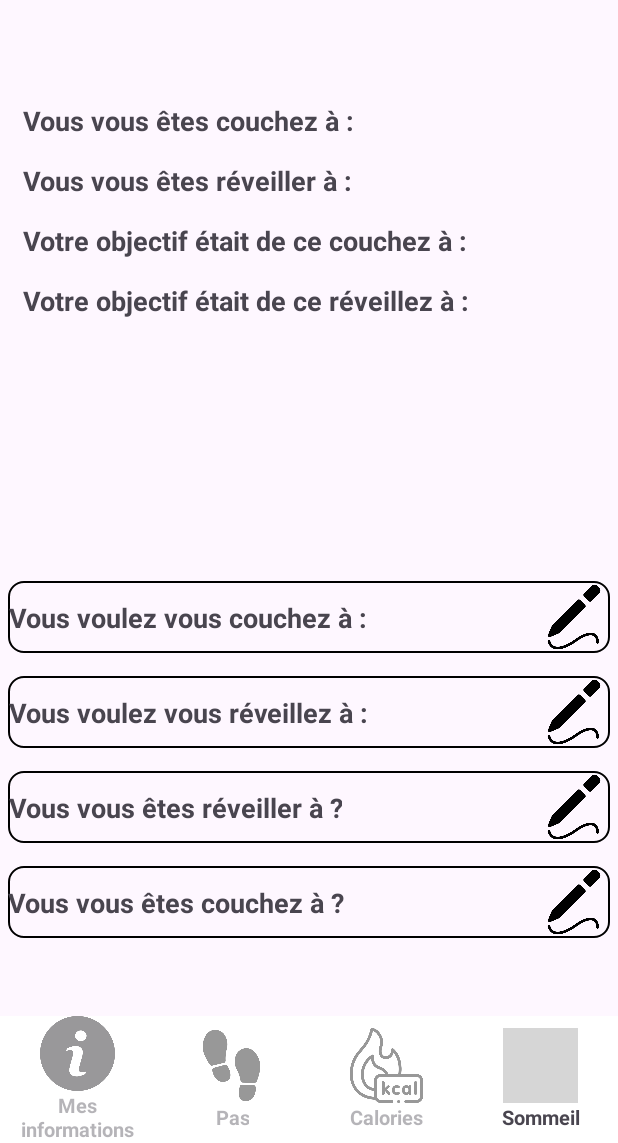
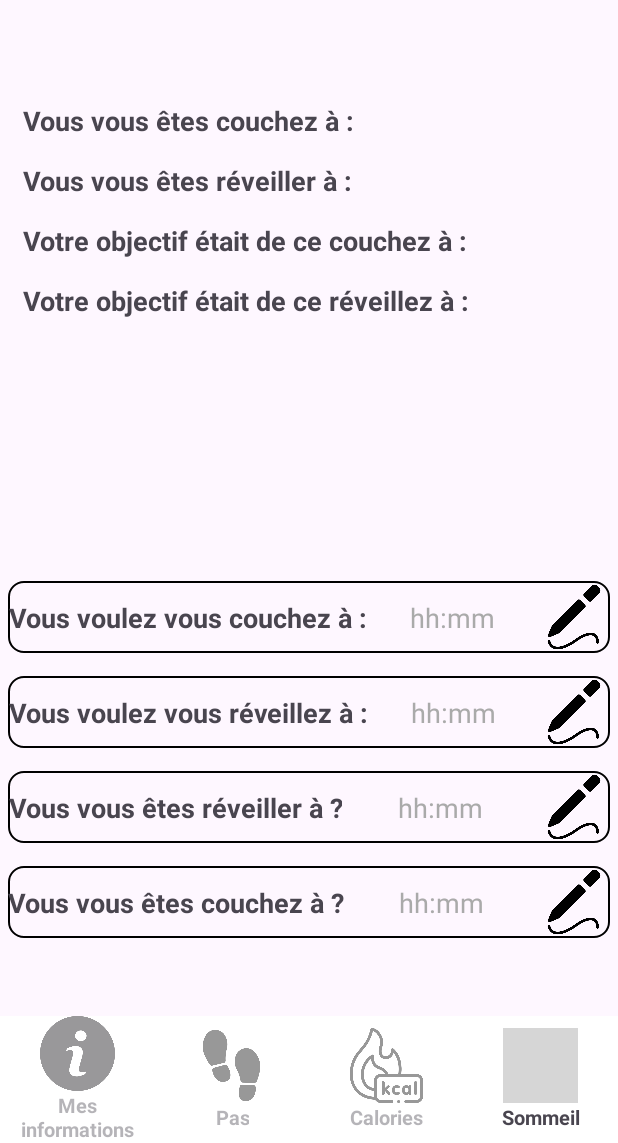
Before and after one commit to Erreur40A/Mon_suivie_de_sante, an Android app: the screen it shows after launch (SommeilActivity), on a phone screen of 412 x 824 dp, the part 93-1236 px from its top. Run offline under Robolectric (Android 15) with nearby library versions, the light colour scheme and no system bars; libraries missing offline, so code that uses them is left out: com.readystatesoftware.sqliteasset; 20 statements that could not run were skipped; grey boxes are pictures that could not be loaded.

Commit message:
cor bug sommeil + amélioration UI

```diff
--- a/app/src/main/java/com/example/monsuividesante/DatabaseAccess.java
+++ b/app/src/main/java/com/example/monsuividesante/DatabaseAccess.java
@@ -140,6 +140,7 @@ public class DatabaseAccess{
                 " WHERE " + SOMMEIL$USER_ID + "=?";
 
         c = db.rawQuery(requete, new String[]{Integer.toString(user_id)});
+        c.moveToFirst();
 
         return c.getString(c.getColumnIndexOrThrow(SOMMEIL$HEURE_REVEIL_REEL));
     }
--- a/app/src/main/java/com/example/monsuividesante/SommeilActivity.java
+++ b/app/src/main/java/com/example/monsuividesante/SommeilActivity.java
@@ -50,6 +50,7 @@ public class SommeilActivity extends AppCompatActivity {
         });
 
         Intent intent = getIntent();
+
         /*-------------Temporaire--------------*/
         if(intent != null && intent.hasExtra("user"))
             user = (User) getIntent().getSerializableExtra("user");
--- a/app/src/main/res/layout/info_sommeil.xml
+++ b/app/src/main/res/layout/info_sommeil.xml
@@ -19,7 +19,6 @@
             android:text="@string/coucher"
             android:layout_marginTop="15dp"
             android:textSize="18sp"
-
             android:textStyle="bold"
             app:layout_constraintStart_toStartOf="parent"
             app:layout_constraintTop_toTopOf="parent" />
@@ -30,10 +29,11 @@
             android:layout_height="wrap_content"
             android:layout_marginTop="15dp"
             android:textSize="18sp"
-
             android:textStyle="bold"
+            android:textColor="@color/bleu_nuit"
             app:layout_constraintStart_toEndOf="@id/text_heure_coucher"
-            app:layout_constraintTop_toTopOf="parent"/>
+            app:layout_constraintTop_toTopOf="parent"
+            app:layout_constraintBottom_toBottomOf="parent"/>
 
     </androidx.constraintlayout.widget.ConstraintLayout>
 
@@ -52,7 +52,6 @@
             android:text="@string/reveil"
             android:layout_marginTop="15dp"
             android:textSize="18sp"
-
             android:textStyle="bold"
             app:layout_constraintStart_toStartOf="parent"
             app:layout_constraintTop_toTopOf="parent" />
@@ -63,7 +62,7 @@
             android:layout_height="wrap_content"
             android:layout_marginTop="15dp"
             android:textSize="18sp"
-
+            android:textColor="@color/orange"
             android:textStyle="bold"
             app:layout_constraintStart_toEndOf="@id/text_heure_reveil"
             app:layout_constraintTop_toTopOf="parent"/>
@@ -85,7 +84,6 @@
             android:layout_marginTop="15dp"
             android:text="@string/objectif_sommeil"
             android:textSize="18sp"
-
             android:textStyle="bold"
             app:layout_constraintStart_toStartOf="parent"
             app:layout_constraintTop_toTopOf="parent" />
@@ -95,7 +93,7 @@
             android:layout_width="wrap_content"
             android:layout_height="wrap_content"
             android:textSize="18sp"
-
+            android:textColor="@color/bleu_claire"
             android:layout_marginTop="15dp"
             android:textStyle="bold"
             app:layout_constraintStart_toEndOf="@id/text_objectif_heure_coucher"
@@ -118,7 +116,6 @@
             android:layout_marginTop="15dp"
             android:text="@string/objectif_reveil"
             android:textSize="18sp"
-
             android:textStyle="bold"
             app:layout_constraintStart_toStartOf="parent"
             app:layout_constraintTop_toTopOf="parent" />
@@ -129,7 +126,7 @@
             android:layout_height="wrap_content"
             android:layout_marginTop="15dp"
             android:textSize="18sp"
-
+            android:textColor="@color/vert_clair"
             android:textStyle="bold"
             app:layout_constraintTop_toTopOf="parent"
             app:layout_constraintStart_toEndOf="@id/text_objectif_heure_reveil"/>
--- a/app/src/main/res/layout/objectif_sommeil.xml
+++ b/app/src/main/res/layout/objectif_sommeil.xml
@@ -34,8 +34,8 @@
             android:layout_height="wrap_content"
             android:gravity="center"
             android:textSize="18sp"
-
-            android:textStyle="bold"
+            android:text="@string/explication_format_heure"
+            android:textColor="@color/gray_light"
             app:layout_constraintStart_toEndOf="@id/demande_coucher"
             app:layout_constraintEnd_toStartOf="@id/bouton_coucher"
             app:layout_constraintTop_toTopOf="parent"
@@ -64,7 +64,6 @@
             android:gravity="center"
             android:text="@string/demande_reveil"
             android:textSize="18sp"
-
             android:textStyle="bold"
             app:layout_constraintBottom_toBottomOf="parent"
             app:layout_constraintStart_toStartOf="parent"
@@ -76,9 +75,9 @@
             android:layout_width="wrap_content"
             android:layout_height="wrap_content"
             android:gravity="center"
+            android:text="@string/explication_format_heure"
+            android:textColor="@color/gray_light"
             android:textSize="18sp"
-
-            android:textStyle="bold"
             app:layout_constraintStart_toEndOf="@id/demande_reveil"
             app:layout_constraintEnd_toStartOf="@id/bouton_reveil"
             app:layout_constraintTop_toTopOf="parent"
@@ -106,7 +105,6 @@
             android:gravity="center"
             android:text="@string/demande_reveil_reel"
             android:textSize="18sp"
-
             android:textStyle="bold"
             app:layout_constraintBottom_toBottomOf="parent"
             app:layout_constraintStart_toStartOf="parent"
@@ -118,9 +116,9 @@
             android:layout_width="wrap_content"
             android:layout_height="wrap_content"
             android:gravity="center"
+            android:text="@string/explication_format_heure"
+            android:textColor="@color/gray_light"
             android:textSize="18sp"
-
-            android:textStyle="bold"
             app:layout_constraintStart_toEndOf="@id/demande_reveil_reel"
             app:layout_constraintEnd_toStartOf="@id/bouton_reveil_reel"
             app:layout_constraintTop_toTopOf="parent"
@@ -148,7 +146,6 @@
             android:gravity="center"
             android:text="@string/demande_coucher_reel"
             android:textSize="18sp"
-
             android:textStyle="bold"
             app:layout_constraintBottom_toBottomOf="parent"
             app:layout_constraintStart_toStartOf="parent"
@@ -160,9 +157,9 @@
             android:layout_width="wrap_content"
             android:layout_height="wrap_content"
             android:gravity="center"
+            android:text="@string/explication_format_heure"
+            android:textColor="@color/gray_light"
             android:textSize="18sp"
-
-            android:textStyle="bold"
             app:layout_constraintStart_toEndOf="@id/demande_coucher_reel"
             app:layout_constraintEnd_toStartOf="@id/bouton_coucher_reel"
             app:layout_constraintTop_toTopOf="parent"
--- a/app/src/main/res/values/colors.xml
+++ b/app/src/main/res/values/colors.xml
@@ -8,4 +8,6 @@
     <color name="gray_dark">#FF555555</color>
     <color name="bleu_nuit">#FF003366</color>
     <color name="vert_clair">#FF98FF98</color>
+    <color name="orange">#FFFFA500</color>
+    <color name="bleu_claire">#FFADD8E6</color>
 </resources>
--- a/app/src/main/res/values/strings.xml
+++ b/app/src/main/res/values/strings.xml
@@ -48,4 +48,5 @@
     <string name="question_notif_coucher">C\'est l\'heure de se coucher</string>
     <string name="rappel_notif_coucher">N\'oubliez pas d\'écrire l\'heure à la qu\'elle vous vous êtes réveillez et couchez</string>
     <string name="dec_img_lune">Image lune</string>
+    <string name="explication_format_heure">hh:mm</string>
 </resources>
```
Also changed, not shown: app/src/main/java/com/example/monsuividesante/CaloriesActivity.java (+12 -12 lines).
